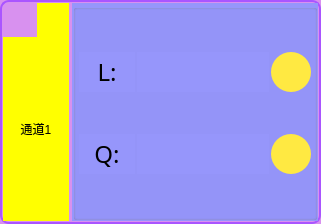
caicaiking/WKELightWave, file UiFiles/clsChannelSettings.ui: the form before one commit.
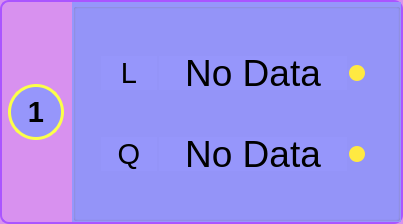
The form after the commit. The open tabs and pages were chosen to show the change. Icons and pictures are not drawn. Custom widgets are drawn as their Qt base class.

```diff
--- a/UiFiles/clsChannelSettings.ui
+++ b/UiFiles/clsChannelSettings.ui
@@ -6,13 +6,13 @@
    <rect>
     <x>0</x>
     <y>0</y>
-    <width>321</width>
+    <width>403</width>
     <height>224</height>
    </rect>
   </property>
   <property name="minimumSize">
    <size>
-    <width>0</width>
+    <width>400</width>
     <height>224</height>
    </size>
   </property>
@@ -38,123 +38,227 @@
 	border-radius: 9px;
 }</string>
   </property>
-  <layout class="QGridLayout" name="gridLayout_5">
+  <layout class="QHBoxLayout" name="horizontalLayout_6" stretch="0,10">
+   <property name="spacing">
+    <number>2</number>
+   </property>
    <property name="leftMargin">
-    <number>3</number>
+    <number>2</number>
    </property>
    <property name="topMargin">
-    <number>3</number>
+    <number>2</number>
    </property>
    <property name="rightMargin">
-    <number>3</number>
+    <number>2</number>
    </property>
    <property name="bottomMargin">
-    <number>3</number>
+    <number>2</number>
    </property>
-   <property name="spacing">
-    <number>3</number>
-   </property>
-   <item row="0" column="0">
-    <layout class="QVBoxLayout" name="verticalLayout" stretch="0,1">
-     <property name="spacing">
-      <number>0</number>
-     </property>
+   <item>
+    <layout class="QVBoxLayout" name="verticalLayout">
      <item>
-      <layout class="QHBoxLayout" name="horizontalLayout">
-       <property name="spacing">
-        <number>0</number>
-       </property>
+      <layout class="QHBoxLayout" name="horizontalLayout_4">
        <item>
-        <widget class="clsLabel" name="labelClose">
-         <property name="minimumSize">
-          <size>
-           <width>34</width>
-           <height>34</height>
-          </size>
+        <layout class="QHBoxLayout" name="horizontalLayout">
+         <property name="spacing">
+          <number>0</number>
          </property>
-         <property name="maximumSize">
-          <size>
-           <width>34</width>
-           <height>34</height>
-          </size>
-         </property>
-         <property name="autoFillBackground">
-          <bool>false</bool>
-         </property>
-         <property name="styleSheet">
-          <string notr="true">QLabel:hover{  
-    font: 9pt;  
-    font-family:&quot;Vrinda&quot;;  
-    color: rgb(236, 218, 127);  
-    border: 4px solid red;  
-    border-radius: 17px;  
-    padding: 2px;  
-    
+         <item>
+          <widget class="clsLabel" name="labelClose">
+           <property name="minimumSize">
+            <size>
+             <width>30</width>
+             <height>30</height>
+            </size>
+           </property>
+           <property name="maximumSize">
+            <size>
+             <width>30</width>
+             <height>30</height>
+            </size>
+           </property>
+           <property name="font">
+            <font>
+             <family>楷体</family>
+             <pointsize>12</pointsize>
+             <weight>75</weight>
+             <bold>true</bold>
+            </font>
+           </property>
+           <property name="autoFillBackground">
+            <bool>false</bool>
+           </property>
+           <property name="styleSheet">
+            <string notr="true">QLabel:hover{  
+	color: rgb(236, 218, 127);   
+	border: 1px solid red;
+	border-radius:13px
 } 
 
 QLabel
 {
-	border-radius: 17px;
+	border-radius:13px
 }</string>
+           </property>
+           <property name="text">
+            <string/>
+           </property>
+           <property name="pixmap">
+            <pixmap resource="../images/res.qrc">:/close.ico</pixmap>
+           </property>
+           <property name="scaledContents">
+            <bool>true</bool>
+           </property>
+           <property name="alignment">
+            <set>Qt::AlignCenter</set>
+           </property>
+          </widget>
+         </item>
+        </layout>
+       </item>
+       <item>
+        <spacer name="horizontalSpacer">
+         <property name="orientation">
+          <enum>Qt::Horizontal</enum>
          </property>
-         <property name="text">
-          <string/>
+         <property name="sizeHint" stdset="0">
+          <size>
+           <width>10</width>
+           <height>10</height>
+          </size>
          </property>
-         <property name="pixmap">
-          <pixmap resource="../images/res.qrc">:/close.ico</pixmap>
+        </spacer>
+       </item>
+      </layout>
+     </item>
+     <item>
+      <spacer name="verticalSpacer">
+       <property name="orientation">
+        <enum>Qt::Vertical</enum>
+       </property>
+       <property name="sizeHint" stdset="0">
+        <size>
+         <width>20</width>
+         <height>40</height>
+        </size>
+       </property>
+      </spacer>
+     </item>
+     <item>
+      <layout class="QHBoxLayout" name="horizontalLayout_5">
+       <property name="spacing">
+        <number>0</number>
+       </property>
+       <item>
+        <spacer name="horizontalSpacer_2">
+         <property name="orientation">
+          <enum>Qt::Horizontal</enum>
          </property>
-         <property name="scaledContents">
-          <bool>false</bool>
+         <property name="sizeType">
+          <enum>QSizePolicy::Fixed</enum>
          </property>
-         <property name="alignment">
-          <set>Qt::AlignCenter</set>
+         <property name="sizeHint" stdset="0">
+          <size>
+           <width>6</width>
+           <height>20</height>
+          </size>
          </property>
-        </widget>
+        </spacer>
        </item>
        <item>
-        <widget class="QLabel" name="labelChannel1">
+        <widget class="clsLabel" name="labelChannel">
+         <property name="minimumSize">
+          <size>
+           <width>56</width>
+           <height>56</height>
+          </size>
+         </property>
+         <property name="maximumSize">
+          <size>
+           <width>56</width>
+           <height>56</height>
+          </size>
+         </property>
          <property name="font">
           <font>
-           <family>楷体</family>
-           <pointsize>14</pointsize>
+           <family>Arial</family>
+           <pointsize>22</pointsize>
+           <weight>75</weight>
+           <bold>true</bold>
           </font>
          </property>
          <property name="styleSheet">
-          <string notr="true">background-color: rgb(255, 255, 0);</string>
+          <string notr="true">border-radius:28px;
+background-color: rgb(150, 150, 251);
+border: 3px solid rgb(252, 255, 74);</string>
          </property>
          <property name="text">
-          <string/>
+          <string>1</string>
          </property>
          <property name="alignment">
           <set>Qt::AlignCenter</set>
          </property>
         </widget>
        </item>
+       <item>
+        <spacer name="horizontalSpacer_3">
+         <property name="orientation">
+          <enum>Qt::Horizontal</enum>
+         </property>
+         <property name="sizeType">
+          <enum>QSizePolicy::Fixed</enum>
+         </property>
+         <property name="sizeHint" stdset="0">
+          <size>
+           <width>6</width>
+           <height>20</height>
+          </size>
+         </property>
+        </spacer>
+       </item>
       </layout>
      </item>
      <item>
-      <widget class="clsLabel" name="labelChannel">
+      <spacer name="verticalSpacer_2">
+       <property name="orientation">
+        <enum>Qt::Vertical</enum>
+       </property>
+       <property name="sizeHint" stdset="0">
+        <size>
+         <width>53</width>
+         <height>27</height>
+        </size>
+       </property>
+      </spacer>
+     </item>
+     <item>
+      <widget class="QLabel" name="labelChannel1">
        <property name="minimumSize">
         <size>
-         <width>66</width>
-         <height>81</height>
+         <width>30</width>
+         <height>30</height>
         </size>
        </property>
        <property name="maximumSize">
         <size>
-         <width>88888</width>
-         <height>16777215</height>
+         <width>16777215</width>
+         <height>34</height>
         </size>
        </property>
-       <property name="toolTip">
-        <string>点击我切换显示</string>
+       <property name="font">
+        <font>
+         <family>楷体</family>
+         <pointsize>14</pointsize>
+        </font>
+       </property>
+       <property name="autoFillBackground">
+        <bool>false</bool>
        </property>
        <property name="styleSheet">
-        <string notr="true">background-color: rgb(255, 255, 0);
-font:17pt &quot;楷体&quot;;</string>
+        <string notr="true"/>
        </property>
        <property name="text">
-        <string>通道1</string>
+        <string/>
        </property>
        <property name="alignment">
         <set>Qt::AlignCenter</set>
@@ -163,7 +267,7 @@
      </item>
     </layout>
    </item>
-   <item row="0" column="1">
+   <item>
     <widget class="QStackedWidget" name="stackedWidget">
      <property name="styleSheet">
       <string notr="true">background-color: rgb(150, 150, 251);</string>
@@ -624,6 +728,15 @@
        </property>
        <item row="0" column="0">
         <widget class="QGroupBox" name="groupBoxRes">
+         <property name="font">
+          <font>
+           <family>微软雅黑 Light</family>
+           <pointsize>18</pointsize>
+           <weight>50</weight>
+           <italic>false</italic>
+           <bold>false</bold>
+          </font>
+         </property>
          <property name="styleSheet">
           <string notr="true">font: 18pt &quot;楷体&quot;;</string>
          </property>
@@ -651,6 +764,9 @@
             <property name="spacing">
              <number>2</number>
             </property>
+            <property name="rightMargin">
+             <number>6</number>
+            </property>
             <item>
              <widget class="QLabel" name="labelResItem1">
               <property name="minimumSize">
@@ -667,11 +783,8 @@
               </property>
               <property name="font">
                <font>
-                <family>楷体</family>
-                <pointsize>18</pointsize>
-                <weight>50</weight>
-                <italic>false</italic>
-                <bold>false</bold>
+                <family>Arial</family>
+                <pointsize>22</pointsize>
                </font>
               </property>
               <property name="autoFillBackground">
@@ -681,7 +794,7 @@
                <string notr="true"/>
               </property>
               <property name="text">
-               <string>L:</string>
+               <string>L</string>
               </property>
               <property name="alignment">
                <set>Qt::AlignCenter</set>
@@ -704,8 +817,8 @@
               </property>
               <property name="font">
                <font>
-                <family>楷体</family>
-                <pointsize>18</pointsize>
+                <family>Arial</family>
+                <pointsize>28</pointsize>
                 <weight>50</weight>
                 <italic>false</italic>
                 <bold>false</bold>
@@ -718,7 +831,7 @@
                <string notr="true"/>
               </property>
               <property name="text">
-               <string/>
+               <string>No Data</string>
               </property>
               <property name="alignment">
                <set>Qt::AlignCenter</set>
@@ -729,21 +842,21 @@
              <widget class="QLabel" name="labelResStatus1">
               <property name="minimumSize">
                <size>
-                <width>40</width>
-                <height>40</height>
+                <width>16</width>
+                <height>16</height>
                </size>
               </property>
               <property name="maximumSize">
                <size>
-                <width>40</width>
-                <height>40</height>
+                <width>16</width>
+                <height>16</height>
                </size>
               </property>
               <property name="styleSheet">
                <string notr="true">QLabel#labelResStatus1
 {
 	background-color:rgb(255, 233, 66);
-	border-radius: 20px
+	border-radius: 8px
 }</string>
               </property>
               <property name="text">
@@ -767,6 +880,9 @@
             <property name="spacing">
              <number>2</number>
             </property>
+            <property name="rightMargin">
+             <number>6</number>
+            </property>
             <item>
              <widget class="QLabel" name="labelResItem2">
               <property name="minimumSize">
@@ -783,8 +899,8 @@
               </property>
               <property name="font">
                <font>
-                <family>楷体</family>
-                <pointsize>18</pointsize>
+                <family>Arial</family>
+                <pointsize>22</pointsize>
                 <weight>50</weight>
                 <italic>false</italic>
                 <bold>false</bold>
@@ -797,7 +913,7 @@
                <string notr="true"/>
               </property>
               <property name="text">
-               <string>Q:</string>
+               <string>Q</string>
               </property>
               <property name="alignment">
                <set>Qt::AlignCenter</set>
@@ -820,8 +936,8 @@
               </property>
               <property name="font">
                <font>
-                <family>楷体</family>
-                <pointsize>18</pointsize>
+                <family>Arial</family>
+                <pointsize>28</pointsize>
                 <weight>50</weight>
                 <italic>false</italic>
                 <bold>false</bold>
@@ -834,7 +950,7 @@
                <string notr="true"/>
               </property>
               <property name="text">
-               <string/>
+               <string>No Data</string>
               </property>
               <property name="alignment">
                <set>Qt::AlignCenter</set>
@@ -845,21 +961,21 @@
              <widget class="QLabel" name="labelResStatus2">
               <property name="minimumSize">
                <size>
-                <width>40</width>
-                <height>40</height>
+                <width>16</width>
+                <height>16</height>
                </size>
               </property>
               <property name="maximumSize">
                <size>
-                <width>40</width>
-                <height>40</height>
+                <width>16</width>
+                <height>16</height>
                </size>
               </property>
               <property name="styleSheet">
                <string notr="true">QLabel#labelResStatus2
 {
 	background-color: rgb(255, 233, 66);
-	border-radius: 20px
+	border-radius: 8px
 }</string>
               </property>
               <property name="text">
```
Left out of the diff: 12 changed lines with no effect on the pictures.
